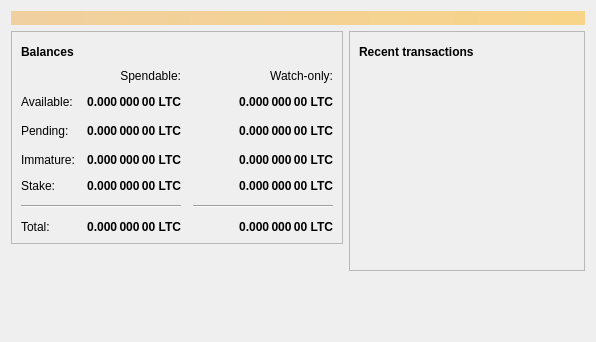
Above: src/qt/forms/overviewpage.ui from deeponion/deeponion before the change. Below: the same form after it.
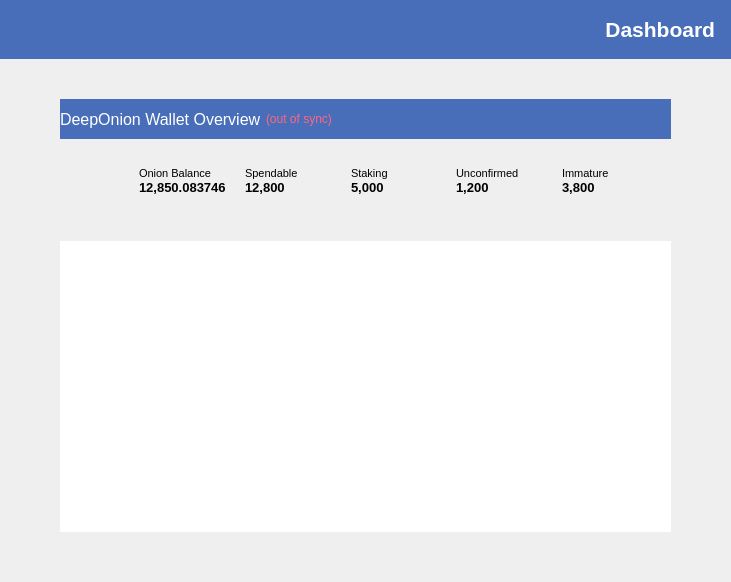
That is the form after the change. Icons and pictures are not drawn.

Commit message: Ported the Overview UI as a test. Needs room for watch only addresses and few bug fixes.

```diff
--- a/src/qt/forms/overviewpage.ui
+++ b/src/qt/forms/overviewpage.ui
@@ -6,99 +6,204 @@
    <rect>
     <x>0</x>
     <y>0</y>
-    <width>596</width>
-    <height>342</height>
+    <width>731</width>
+    <height>582</height>
    </rect>
   </property>
   <property name="windowTitle">
    <string>Form</string>
   </property>
-  <layout class="QVBoxLayout" name="topLayout">
-   <item>
-    <widget class="QLabel" name="labelAlerts">
-     <property name="visible">
-      <bool>false</bool>
-     </property>
      <property name="styleSheet">
-      <string notr="true">QLabel { background-color: qlineargradient(x1: 0, y1: 0, x2: 1, y2: 0, stop:0 #F0D0A0, stop:1 #F8D488); color:#000000; }</string>
-     </property>
-     <property name="wordWrap">
-      <bool>true</bool>
-     </property>
-     <property name="margin">
-      <number>3</number>
-     </property>
-     <property name="textInteractionFlags">
-      <set>Qt::TextSelectableByMouse</set>
-     </property>
-    </widget>
-   </item>
-   <item>
-    <layout class="QHBoxLayout" name="horizontalLayout" stretch="1,1">
-     <item>
-      <layout class="QVBoxLayout" name="verticalLayout_2">
-       <item>
-        <widget class="QFrame" name="frame">
-         <property name="frameShape">
-          <enum>QFrame::StyledPanel</enum>
-         </property>
-         <property name="frameShadow">
-          <enum>QFrame::Raised</enum>
-         </property>
-         <layout class="QVBoxLayout" name="verticalLayout_4">
+   <string notr="true">border:0;</string>
+  </property>
+  <layout class="QVBoxLayout" name="verticalLayout_6" stretch="0">
+   <property name="spacing">
+    <number>0</number>
+   </property>
+   <property name="leftMargin">
+    <number>0</number>
+   </property>
+   <property name="topMargin">
+    <number>0</number>
+   </property>
+   <property name="rightMargin">
+    <number>0</number>
+   </property>
+   <property name="bottomMargin">
+    <number>0</number>
+   </property>
           <item>
-           <layout class="QHBoxLayout" name="horizontalLayout_4">
+    <layout class="QVBoxLayout" name="verticalLayout">
             <item>
-             <widget class="QLabel" name="label_5">
+      <widget class="QLabel" name="page_title">
+       <property name="minimumSize">
+        <size>
+         <width>0</width>
+         <height>59</height>
+        </size>
+       </property>
+       <property name="maximumSize">
+        <size>
+         <width>16777215</width>
+         <height>59</height>
+        </size>
+       </property>
               <property name="font">
                <font>
+         <family>Tahoma</family>
+         <pointsize>16</pointsize>
                 <weight>75</weight>
                 <bold>true</bold>
                </font>
               </property>
+       <property name="styleSheet">
+        <string notr="true">background-color: #486EBA; color: white;padding-right: 10px;</string>
+       </property>
               <property name="text">
-               <string>Balances</string>
-              </property>
+        <string>Dashboard</string>
+       </property>
+       <property name="alignment">
+        <set>Qt::AlignRight|Qt::AlignTrailing|Qt::AlignVCenter</set>
+       </property>
              </widget>
             </item>
             <item>
-             <widget class="QPushButton" name="labelWalletStatus">
-              <property name="enabled">
-               <bool>true</bool>
-              </property>
-              <property name="maximumSize">
-               <size>
-                <width>30</width>
-                <height>16777215</height>
-               </size>
-              </property>
-              <property name="toolTip">
-               <string>The displayed information may be out of date. Your wallet automatically synchronizes with the DeepOnion network after a connection is established, but this process has not completed yet.</string>
-              </property>
-              <property name="text">
-               <string/>
-              </property>
-              <property name="icon">
-               <iconset resource="../bitcoin.qrc">
-                <normaloff>:/icons/warning</normaloff>
-                <disabledoff>:/icons/warning</disabledoff>:/icons/warning</iconset>
-              </property>
-              <property name="iconSize">
+      <spacer name="verticalSpacer">
+       <property name="orientation">
+        <enum>Qt::Vertical</enum>
+       </property>
+       <property name="sizeType">
+        <enum>QSizePolicy::Fixed</enum>
+       </property>
+       <property name="sizeHint" stdset="0">
                <size>
-                <width>24</width>
-                <height>24</height>
-               </size>
-              </property>
-              <property name="flat">
-               <bool>true</bool>
-              </property>
-             </widget>
-            </item>
+         <width>20</width>
+         <height>40</height>
+        </size>
+       </property>
+      </spacer>
+     </item>
+     <item>
+      <layout class="QHBoxLayout" name="horizontalLayout_7">
+       <property name="spacing">
+        <number>0</number>
+       </property>
             <item>
              <spacer name="horizontalSpacer_3">
               <property name="orientation">
                <enum>Qt::Horizontal</enum>
               </property>
+         <property name="sizeType">
+          <enum>QSizePolicy::Fixed</enum>
+         </property>
+         <property name="sizeHint" stdset="0">
+          <size>
+           <width>60</width>
+           <height>20</height>
+          </size>
+         </property>
+        </spacer>
+       </item>
+       <item>
+        <layout class="QVBoxLayout" name="verticalLayout_4">
+         <property name="spacing">
+          <number>0</number>
+         </property>
+         <item>
+          <widget class="QFrame" name="wallet_summary">
+           <property name="maximumSize">
+            <size>
+             <width>16777215</width>
+             <height>140</height>
+            </size>
+           </property>
+           <property name="styleSheet">
+            <string notr="true"/>
+           </property>
+           <property name="frameShape">
+            <enum>QFrame::StyledPanel</enum>
+           </property>
+           <property name="frameShadow">
+            <enum>QFrame::Raised</enum>
+           </property>
+           <layout class="QVBoxLayout" name="verticalLayout_3">
+            <property name="spacing">
+             <number>0</number>
+            </property>
+            <property name="leftMargin">
+             <number>0</number>
+            </property>
+            <property name="topMargin">
+             <number>0</number>
+            </property>
+            <property name="rightMargin">
+             <number>0</number>
+            </property>
+            <property name="bottomMargin">
+             <number>0</number>
+            </property>
+            <item>
+             <widget class="QFrame" name="walletSummaryHeader">
+              <property name="styleSheet">
+               <string notr="true">background-color: #486EBA;</string>
+              </property>
+              <property name="frameShape">
+               <enum>QFrame::StyledPanel</enum>
+              </property>
+              <property name="frameShadow">
+               <enum>QFrame::Raised</enum>
+              </property>
+              <layout class="QHBoxLayout" name="horizontalLayout_4" stretch="0">
+               <property name="spacing">
+                <number>0</number>
+               </property>
+               <property name="leftMargin">
+                <number>0</number>
+               </property>
+               <property name="topMargin">
+                <number>10</number>
+               </property>
+               <property name="rightMargin">
+                <number>10</number>
+               </property>
+               <property name="bottomMargin">
+                <number>10</number>
+               </property>
+               <item>
+                <layout class="QHBoxLayout" name="horizontalLayout_3">
+                 <item>
+                  <widget class="QLabel" name="section_title_wallet_summary">
+                   <property name="font">
+                    <font>
+                     <pointsize>12</pointsize>
+                    </font>
+                   </property>
+                   <property name="styleSheet">
+                    <string notr="true">color: #FFFFFF</string>
+                   </property>
+                   <property name="text">
+                    <string>DeepOnion Wallet Overview</string>
+                   </property>
+                  </widget>
+                 </item>
+                 <item>
+                  <widget class="QLabel" name="labelWalletStatus">
+                   <property name="styleSheet">
+                    <string notr="true">color: #ff667c;</string>
+                   </property>
+                   <property name="text">
+                    <string>(out of sync)</string>
+                   </property>
+                   <property name="indent">
+                    <number>5</number>
+                   </property>
+                  </widget>
+                 </item>
+                 <item>
+                  <spacer name="horizontalSpacer">
+                   <property name="orientation">
+                    <enum>Qt::Horizontal</enum>
+                   </property>
               <property name="sizeHint" stdset="0">
                <size>
                 <width>40</width>
@@ -109,498 +214,436 @@
             </item>
            </layout>
           </item>
+              </layout>
+             </widget>
+            </item>
           <item>
-           <layout class="QGridLayout" name="gridLayout">
+             <layout class="QVBoxLayout" name="verticalLayout_2" stretch="0">
             <property name="spacing">
-             <number>12</number>
-            </property>
-            <item row="2" column="2">
-             <widget class="QLabel" name="labelWatchPending">
-              <property name="font">
-               <font>
-                <weight>75</weight>
-                <bold>true</bold>
-               </font>
+               <number>0</number>
+              </property>
+              <property name="sizeConstraint">
+               <enum>QLayout::SetNoConstraint</enum>
               </property>
-              <property name="cursor">
-               <cursorShape>IBeamCursor</cursorShape>
-              </property>
-              <property name="toolTip">
-               <string>Unconfirmed transactions to watch-only addresses</string>
-              </property>
-              <property name="text">
-               <string notr="true">0.000 000 00 LTC</string>
-              </property>
-              <property name="alignment">
-               <set>Qt::AlignRight|Qt::AlignTrailing|Qt::AlignVCenter</set>
-              </property>
-              <property name="textInteractionFlags">
-               <set>Qt::LinksAccessibleByMouse|Qt::TextSelectableByKeyboard|Qt::TextSelectableByMouse</set>
-              </property>
-             </widget>
-            </item>
-            <item row="2" column="1">
-             <widget class="QLabel" name="labelUnconfirmed">
-              <property name="font">
-               <font>
-                <weight>75</weight>
-                <bold>true</bold>
-               </font>
-              </property>
-              <property name="cursor">
-               <cursorShape>IBeamCursor</cursorShape>
-              </property>
-              <property name="toolTip">
-               <string>Total of transactions that have yet to be confirmed, and do not yet count toward the spendable balance</string>
-              </property>
-              <property name="text">
-               <string notr="true">0.000 000 00 LTC</string>
-              </property>
-              <property name="alignment">
-               <set>Qt::AlignRight|Qt::AlignTrailing|Qt::AlignVCenter</set>
-              </property>
-              <property name="textInteractionFlags">
-               <set>Qt::LinksAccessibleByMouse|Qt::TextSelectableByKeyboard|Qt::TextSelectableByMouse</set>
-              </property>
-             </widget>
-            </item>
-            <item row="3" column="2">
-             <widget class="QLabel" name="labelWatchImmature">
-              <property name="font">
-               <font>
-                <weight>75</weight>
-                <bold>true</bold>
-               </font>
-              </property>
-              <property name="cursor">
-               <cursorShape>IBeamCursor</cursorShape>
-              </property>
-              <property name="toolTip">
-               <string>Mined balance in watch-only addresses that has not yet matured</string>
-              </property>
-              <property name="text">
-               <string notr="true">0.000 000 00 LTC</string>
-              </property>
-              <property name="alignment">
-               <set>Qt::AlignRight|Qt::AlignTrailing|Qt::AlignVCenter</set>
-              </property>
-              <property name="textInteractionFlags">
-               <set>Qt::LinksAccessibleByMouse|Qt::TextSelectableByKeyboard|Qt::TextSelectableByMouse</set>
-              </property>
-             </widget>
-            </item>
-            <item row="4" column="2">
-             <widget class="QLabel" name="labelWatchStake">
-              <property name="font">
-               <font>
-                <weight>75</weight>
-                <bold>true</bold>
-               </font>
-              </property>
-              <property name="cursor">
-               <cursorShape>IBeamCursor</cursorShape>
-              </property>
-              <property name="toolTip">
-               <string>Stake balance in watch-only addresses that has not yet matured</string>
-              </property>
-              <property name="text">
-               <string notr="true">0.000 000 00 LTC</string>
-              </property>
-              <property name="alignment">
-               <set>Qt::AlignRight|Qt::AlignTrailing|Qt::AlignVCenter</set>
-              </property>
-              <property name="textInteractionFlags">
-               <set>Qt::LinksAccessibleByMouse|Qt::TextSelectableByKeyboard|Qt::TextSelectableByMouse</set>
-              </property>
-             </widget>
-            </item>
-            <item row="5" column="0" colspan="2">
-             <widget class="Line" name="line">
-              <property name="orientation">
-               <enum>Qt::Horizontal</enum>
-              </property>
-             </widget>
-            </item>
-            <item row="5" column="2">
-             <widget class="Line" name="lineWatchBalance">
-              <property name="sizePolicy">
-               <sizepolicy hsizetype="Preferred" vsizetype="Fixed">
-                <horstretch>0</horstretch>
-                <verstretch>0</verstretch>
-               </sizepolicy>
-              </property>
+              <item>
+               <widget class="QFrame" name="balance_summary">
+                <property name="maximumSize">
+                 <size>
+                  <width>16777215</width>
+                  <height>100</height>
+                 </size>
+                </property>
+                <property name="frameShape">
+                 <enum>QFrame::StyledPanel</enum>
+                </property>
+                <property name="frameShadow">
+                 <enum>QFrame::Raised</enum>
+                </property>
+                <layout class="QHBoxLayout" name="horizontalLayout_2">
+                 <item>
+                  <layout class="QHBoxLayout" name="horizontalLayout">
+                   <item>
+                    <widget class="QPushButton" name="do_icon">
               <property name="minimumSize">
                <size>
-                <width>140</width>
-                <height>0</height>
-               </size>
-              </property>
-              <property name="orientation">
-               <enum>Qt::Horizontal</enum>
+                       <width>64</width>
+                       <height>64</height>
+                      </size>
+                     </property>
+                     <property name="maximumSize">
+                      <size>
+                       <width>60</width>
+                       <height>60</height>
+                      </size>
+                     </property>
+                     <property name="text">
+                      <string/>
+                     </property>
+                     <property name="icon">
+                      <iconset>
+                       <normaloff>:/icons/DeepOnionLogo</normaloff>
+                       <normalon>:/icons/DeepOnionLogo</normalon>:/icons/DeepOnionLogo</iconset>
+                     </property>
+                     <property name="iconSize">
+                      <size>
+                       <width>48</width>
+                       <height>48</height>
+                      </size>
               </property>
              </widget>
             </item>
-            <item row="6" column="0">
+                   <item>
+                    <layout class="QVBoxLayout" name="total">
+                     <property name="spacing">
+                      <number>0</number>
+                     </property>
+                     <item>
              <widget class="QLabel" name="labelTotalText">
-              <property name="text">
-               <string>Total:</string>
-              </property>
-             </widget>
-            </item>
-            <item row="3" column="1">
-             <widget class="QLabel" name="labelImmature">
               <property name="font">
                <font>
-                <weight>75</weight>
-                <bold>true</bold>
-               </font>
-              </property>
-              <property name="cursor">
-               <cursorShape>IBeamCursor</cursorShape>
-              </property>
-              <property name="toolTip">
-               <string>Mined balance that has not yet matured</string>
-              </property>
+                         <pointsize>8</pointsize>
+                        </font>
+                       </property>
+                       <property name="styleSheet">
+                        <string notr="true"/>
+                       </property>
               <property name="text">
-               <string notr="true">0.000 000 00 LTC</string>
+                        <string>Onion Balance</string>
               </property>
               <property name="alignment">
-               <set>Qt::AlignRight|Qt::AlignTrailing|Qt::AlignVCenter</set>
-              </property>
-              <property name="textInteractionFlags">
-               <set>Qt::LinksAccessibleByMouse|Qt::TextSelectableByKeyboard|Qt::TextSelectableByMouse</set>
-              </property>
-             </widget>
-            </item>
-            <item row="2" column="3">
-             <spacer name="horizontalSpacer_2">
-              <property name="orientation">
-               <enum>Qt::Horizontal</enum>
-              </property>
-              <property name="sizeHint" stdset="0">
-               <size>
-                <width>40</width>
-                <height>20</height>
-               </size>
-              </property>
-             </spacer>
-            </item>
-            <item row="3" column="0">
-             <widget class="QLabel" name="labelImmatureText">
-              <property name="text">
-               <string>Immature:</string>
-              </property>
-             </widget>
-            </item>
-            <item row="4" column="1">
-             <widget class="QLabel" name="labelStake">
-              <property name="font">
-               <font>
-                <weight>75</weight>
-                <bold>true</bold>
-               </font>
-              </property>
-              <property name="cursor">
-               <cursorShape>IBeamCursor</cursorShape>
-              </property>
-              <property name="toolTip">
-               <string>Staked balance that has not yet matured</string>
-              </property>
-              <property name="text">
-               <string notr="true">0.000 000 00 LTC</string>
-              </property>
-              <property name="alignment">
-               <set>Qt::AlignRight|Qt::AlignTrailing|Qt::AlignVCenter</set>
-              </property>
-              <property name="textInteractionFlags">
-               <set>Qt::LinksAccessibleByMouse|Qt::TextSelectableByKeyboard|Qt::TextSelectableByMouse</set>
-              </property>
-             </widget>
-            </item>
-            <item row="2" column="3">
-             <spacer name="horizontalSpacer_4">
-              <property name="orientation">
-               <enum>Qt::Horizontal</enum>
-              </property>
-              <property name="sizeHint" stdset="0">
-               <size>
-                <width>40</width>
-                <height>20</height>
-               </size>
-              </property>
-             </spacer>
-            </item>
-            <item row="4" column="0">
-             <widget class="QLabel" name="labelStakeText">
-              <property name="text">
-               <string>Stake:</string>
-              </property>
-             </widget>
-            </item>
-            <item row="6" column="1">
+                        <set>Qt::AlignBottom|Qt::AlignLeading|Qt::AlignLeft</set>
+                       </property>
+                      </widget>
+                     </item>
+                     <item>
              <widget class="QLabel" name="labelTotal">
               <property name="font">
                <font>
+                         <pointsize>10</pointsize>
                 <weight>75</weight>
                 <bold>true</bold>
                </font>
               </property>
-              <property name="cursor">
-               <cursorShape>IBeamCursor</cursorShape>
-              </property>
-              <property name="toolTip">
-               <string>Your current total balance</string>
-              </property>
+                       <property name="styleSheet">
+                        <string notr="true"/>
+                       </property>
               <property name="text">
-               <string notr="true">0.000 000 00 LTC</string>
+                        <string>12,850.083746</string>
               </property>
               <property name="alignment">
-               <set>Qt::AlignRight|Qt::AlignTrailing|Qt::AlignVCenter</set>
-              </property>
-              <property name="textInteractionFlags">
-               <set>Qt::LinksAccessibleByMouse|Qt::TextSelectableByKeyboard|Qt::TextSelectableByMouse</set>
-              </property>
-             </widget>
-            </item>
-            <item row="6" column="2">
-             <widget class="QLabel" name="labelWatchTotal">
-              <property name="font">
-               <font>
-                <weight>75</weight>
-                <bold>true</bold>
-               </font>
-              </property>
-              <property name="cursor">
-               <cursorShape>IBeamCursor</cursorShape>
-              </property>
-              <property name="toolTip">
-               <string>Current total balance in watch-only addresses</string>
-              </property>
-              <property name="text">
-               <string notr="true">0.000 000 00 LTC</string>
-              </property>
-              <property name="alignment">
-               <set>Qt::AlignRight|Qt::AlignTrailing|Qt::AlignVCenter</set>
-              </property>
-              <property name="textInteractionFlags">
-               <set>Qt::LinksAccessibleByMouse|Qt::TextSelectableByKeyboard|Qt::TextSelectableByMouse</set>
-              </property>
-             </widget>
-            </item>
-            <item row="0" column="2">
-             <widget class="QLabel" name="labelWatchonly">
-              <property name="text">
-               <string>Watch-only:</string>
-              </property>
-              <property name="alignment">
-               <set>Qt::AlignRight|Qt::AlignTrailing|Qt::AlignVCenter</set>
-              </property>
-             </widget>
-            </item>
-            <item row="1" column="0">
+                        <set>Qt::AlignLeading|Qt::AlignLeft|Qt::AlignTop</set>
+                       </property>
+                      </widget>
+                     </item>
+                    </layout>
+                   </item>
+                   <item>
+                    <layout class="QVBoxLayout" name="balance">
+                     <property name="spacing">
+                      <number>0</number>
+                     </property>
+                     <item>
              <widget class="QLabel" name="labelBalanceText">
+                       <property name="font">
+                        <font>
+                         <pointsize>8</pointsize>
+                        </font>
+                       </property>
+                       <property name="styleSheet">
+                        <string notr="true"/>
+                       </property>
               <property name="text">
-               <string>Available:</string>
+                        <string>Spendable</string>
+                       </property>
+                       <property name="alignment">
+                        <set>Qt::AlignBottom|Qt::AlignLeading|Qt::AlignLeft</set>
               </property>
              </widget>
             </item>
-            <item row="1" column="1">
+                     <item>
              <widget class="QLabel" name="labelBalance">
               <property name="font">
                <font>
+                         <pointsize>10</pointsize>
                 <weight>75</weight>
                 <bold>true</bold>
                </font>
               </property>
-              <property name="cursor">
-               <cursorShape>IBeamCursor</cursorShape>
-              </property>
-              <property name="toolTip">
-               <string>Your current spendable balance</string>
-              </property>
+                       <property name="styleSheet">
+                        <string notr="true"/>
+                       </property>
               <property name="text">
-               <string notr="true">0.000 000 00 LTC</string>
+                        <string>12,800</string>
               </property>
               <property name="alignment">
-               <set>Qt::AlignRight|Qt::AlignTrailing|Qt::AlignVCenter</set>
-              </property>
-              <property name="textInteractionFlags">
-               <set>Qt::LinksAccessibleByMouse|Qt::TextSelectableByKeyboard|Qt::TextSelectableByMouse</set>
-              </property>
-             </widget>
-            </item>
-            <item row="1" column="2">
-             <widget class="QLabel" name="labelWatchAvailable">
+                        <set>Qt::AlignLeading|Qt::AlignLeft|Qt::AlignTop</set>
+                       </property>
+                      </widget>
+                     </item>
+                    </layout>
+                   </item>
+                   <item>
+                    <layout class="QVBoxLayout" name="stake">
+                     <property name="spacing">
+                      <number>0</number>
+                     </property>
+                     <item>
+                      <widget class="QLabel" name="labelStakeText">
+                       <property name="font">
+                        <font>
+                         <pointsize>8</pointsize>
+                        </font>
+                       </property>
+                       <property name="styleSheet">
+                        <string notr="true"/>
+                       </property>
+                       <property name="text">
+                        <string>Staking</string>
+                       </property>
+                       <property name="alignment">
+                        <set>Qt::AlignBottom|Qt::AlignLeading|Qt::AlignLeft</set>
+                       </property>
+                      </widget>
+                     </item>
+                     <item>
+                      <widget class="QLabel" name="labelStake">
               <property name="font">
                <font>
+                         <pointsize>10</pointsize>
                 <weight>75</weight>
                 <bold>true</bold>
                </font>
               </property>
-              <property name="cursor">
-               <cursorShape>IBeamCursor</cursorShape>
-              </property>
-              <property name="toolTip">
-               <string>Your current balance in watch-only addresses</string>
-              </property>
+                       <property name="styleSheet">
+                        <string notr="true"/>
+                       </property>
+                       <property name="text">
+                        <string>5,000</string>
+                       </property>
+                       <property name="alignment">
+                        <set>Qt::AlignLeading|Qt::AlignLeft|Qt::AlignTop</set>
+                       </property>
+                      </widget>
+                     </item>
+                    </layout>
+                   </item>
+                   <item>
+                    <layout class="QVBoxLayout" name="unconfirmed">
+                     <property name="spacing">
+                      <number>0</number>
+                     </property>
+                     <item>
+                      <widget class="QLabel" name="labelUnconfirmedText">
+                       <property name="font">
+                        <font>
+                         <pointsize>8</pointsize>
+                        </font>
+                       </property>
+                       <property name="styleSheet">
+                        <string notr="true"/>
+                       </property>
               <property name="text">
-               <string notr="true">0.000 000 00 LTC</string>
+                        <string>Unconfirmed</string>
               </property>
               <property name="alignment">
-               <set>Qt::AlignRight|Qt::AlignTrailing|Qt::AlignVCenter</set>
-              </property>
-              <property name="textInteractionFlags">
-               <set>Qt::LinksAccessibleByMouse|Qt::TextSelectableByKeyboard|Qt::TextSelectableByMouse</set>
-              </property>
-             </widget>
-            </item>
-            <item row="2" column="0">
-             <widget class="QLabel" name="labelPendingText">
+                        <set>Qt::AlignBottom|Qt::AlignLeading|Qt::AlignLeft</set>
+                       </property>
+                      </widget>
+                     </item>
+                     <item>
+                      <widget class="QLabel" name="labelUnconfirmed">
+                       <property name="font">
+                        <font>
+                         <pointsize>10</pointsize>
+                         <weight>75</weight>
+                         <bold>true</bold>
+                        </font>
+                       </property>
+                       <property name="styleSheet">
+                        <string notr="true"/>
+                       </property>
+                       <property name="text">
+                        <string>1,200</string>
+                       </property>
+                       <property name="alignment">
+                        <set>Qt::AlignLeading|Qt::AlignLeft|Qt::AlignTop</set>
+                       </property>
+                      </widget>
+                     </item>
+                    </layout>
+                   </item>
+                   <item>
+                    <layout class="QVBoxLayout" name="immature">
+                     <property name="spacing">
+                      <number>0</number>
+                     </property>
+                     <item>
+                      <widget class="QLabel" name="labelImmatureText">
+                       <property name="font">
+                        <font>
+                         <pointsize>8</pointsize>
+                        </font>
+                       </property>
+                       <property name="styleSheet">
+                        <string notr="true"/>
+                       </property>
               <property name="text">
-               <string>Pending:</string>
-              </property>
-             </widget>
-            </item>
-            <item row="0" column="1">
-             <widget class="QLabel" name="labelSpendable">
+                        <string>Immature</string>
+                       </property>
+                       <property name="alignment">
+                        <set>Qt::AlignBottom|Qt::AlignLeading|Qt::AlignLeft</set>
+                       </property>
+                      </widget>
+                     </item>
+                     <item>
+                      <widget class="QLabel" name="labelImmature">
+                       <property name="font">
+                        <font>
+                         <pointsize>10</pointsize>
+                         <weight>75</weight>
+                         <bold>true</bold>
+                        </font>
+                       </property>
+                       <property name="styleSheet">
+                        <string notr="true"/>
+                       </property>
               <property name="text">
-               <string>Spendable:</string>
+                        <string>3,800</string>
               </property>
               <property name="alignment">
-               <set>Qt::AlignRight|Qt::AlignTrailing|Qt::AlignVCenter</set>
+                        <set>Qt::AlignLeading|Qt::AlignLeft|Qt::AlignTop</set>
               </property>
              </widget>
             </item>
            </layout>
           </item>
          </layout>
-        </widget>
-       </item>
+                 </item>
+                </layout>
+               </widget>
+              </item>
+             </layout>
+            </item>
+           </layout>
+          </widget>
+         </item>
        <item>
-        <spacer name="verticalSpacer">
+          <spacer name="verticalSpacer_2">
          <property name="orientation">
           <enum>Qt::Vertical</enum>
          </property>
+           <property name="sizeType">
+            <enum>QSizePolicy::Fixed</enum>
+           </property>
          <property name="sizeHint" stdset="0">
           <size>
            <width>20</width>
-           <height>40</height>
+             <height>20</height>
           </size>
          </property>
         </spacer>
        </item>
-      </layout>
-     </item>
      <item>
-      <layout class="QVBoxLayout" name="verticalLayout_3">
-       <item>
-        <widget class="QFrame" name="frame_2">
+          <widget class="QFrame" name="transactions_summary">
+           <property name="minimumSize">
+            <size>
+             <width>0</width>
+             <height>300</height>
+            </size>
+           </property>
+           <property name="maximumSize">
+            <size>
+             <width>16777215</width>
+             <height>300</height>
+            </size>
+           </property>
+           <property name="styleSheet">
+            <string notr="true"/>
+           </property>
          <property name="frameShape">
           <enum>QFrame::StyledPanel</enum>
          </property>
          <property name="frameShadow">
           <enum>QFrame::Raised</enum>
          </property>
-         <layout class="QVBoxLayout" name="verticalLayout">
+           <layout class="QVBoxLayout" name="verticalLayout_7">
+            <property name="spacing">
+             <number>0</number>
+            </property>
+            <property name="leftMargin">
+             <number>0</number>
+            </property>
+            <property name="topMargin">
+             <number>0</number>
+            </property>
+            <property name="rightMargin">
+             <number>0</number>
+            </property>
           <item>
-           <layout class="QHBoxLayout" name="horizontalLayout_2">
-            <item>
-             <widget class="QLabel" name="label_4">
-              <property name="font">
-               <font>
-                <weight>75</weight>
-                <bold>true</bold>
-               </font>
+             <layout class="QVBoxLayout" name="verticalLayout_5">
+              <property name="spacing">
+               <number>0</number>
               </property>
-              <property name="text">
-               <string>Recent transactions</string>
+              <property name="sizeConstraint">
+               <enum>QLayout::SetDefaultConstraint</enum>
               </property>
-             </widget>
-            </item>
             <item>
-             <widget class="QPushButton" name="labelTransactionsStatus">
-              <property name="enabled">
-               <bool>true</bool>
+               <widget class="QTableView" name="listTransactions">
+                <property name="minimumSize">
+                 <size>
+                  <width>0</width>
+                  <height>0</height>
+                 </size>
               </property>
               <property name="maximumSize">
                <size>
-                <width>30</width>
+                  <width>16777215</width>
                 <height>16777215</height>
                </size>
               </property>
-              <property name="toolTip">
-               <string>The displayed information may be out of date. Your wallet automatically synchronizes with the DeepOnion network after a connection is established, but this process has not completed yet.</string>
-              </property>
-              <property name="text">
-               <string/>
-              </property>
-              <property name="icon">
-               <iconset resource="../bitcoin.qrc">
-                <normaloff>:/icons/warning</normaloff>
-                <disabledoff>:/icons/warning</disabledoff>:/icons/warning</iconset>
-              </property>
-              <property name="iconSize">
-               <size>
-                <width>24</width>
-                <height>24</height>
-               </size>
-              </property>
-              <property name="flat">
-               <bool>true</bool>
-              </property>
-             </widget>
-            </item>
-            <item>
-             <spacer name="horizontalSpacer">
-              <property name="orientation">
-               <enum>Qt::Horizontal</enum>
-              </property>
-              <property name="sizeHint" stdset="0">
-               <size>
-                <width>40</width>
-                <height>20</height>
-               </size>
-              </property>
-             </spacer>
-            </item>
-           </layout>
-          </item>
-          <item>
-           <widget class="QListView" name="listTransactions">
             <property name="styleSheet">
-             <string notr="true">QListView { background: transparent; }</string>
+                 <string notr="true"/>
             </property>
             <property name="frameShape">
              <enum>QFrame::NoFrame</enum>
             </property>
+                <property name="lineWidth">
+                 <number>0</number>
+                </property>
             <property name="verticalScrollBarPolicy">
              <enum>Qt::ScrollBarAlwaysOff</enum>
             </property>
-            <property name="horizontalScrollBarPolicy">
-             <enum>Qt::ScrollBarAlwaysOff</enum>
-            </property>
-            <property name="selectionMode">
-             <enum>QAbstractItemView::NoSelection</enum>
-            </property>
+                <property name="autoScroll">
+                 <bool>true</bool>
+                </property>
+                <property name="gridStyle">
+                 <enum>Qt::NoPen</enum>
+                </property>
+                <attribute name="horizontalHeaderVisible">
+                 <bool>true</bool>
+                </attribute>
            </widget>
           </item>
          </layout>
-        </widget>
-       </item>
+            </item>
+           </layout>
+          </widget>
+         </item>
+        </layout>
+       </item>
        <item>
-        <spacer name="verticalSpacer_2">
+        <spacer name="horizontalSpacer_4">
+         <property name="orientation">
+          <enum>Qt::Horizontal</enum>
+         </property>
+         <property name="sizeType">
+          <enum>QSizePolicy::Fixed</enum>
+         </property>
+         <property name="sizeHint" stdset="0">
+          <size>
+           <width>60</width>
+           <height>20</height>
+          </size>
+         </property>
+        </spacer>
+       </item>
+      </layout>
+     </item>
+     <item>
+      <spacer name="verticalSpacer_3">
          <property name="orientation">
           <enum>Qt::Vertical</enum>
          </property>
+       <property name="sizeType">
+        <enum>QSizePolicy::Expanding</enum>
+       </property>
          <property name="sizeHint" stdset="0">
           <size>
            <width>20</width>
-           <height>40</height>
+         <height>20</height>
           </size>
          </property>
         </spacer>
-       </item>
-      </layout>
      </item>
     </layout>
    </item>
```
Lines whose indentation alone changed are shown as unchanged. The commit also changes 14 other files.
